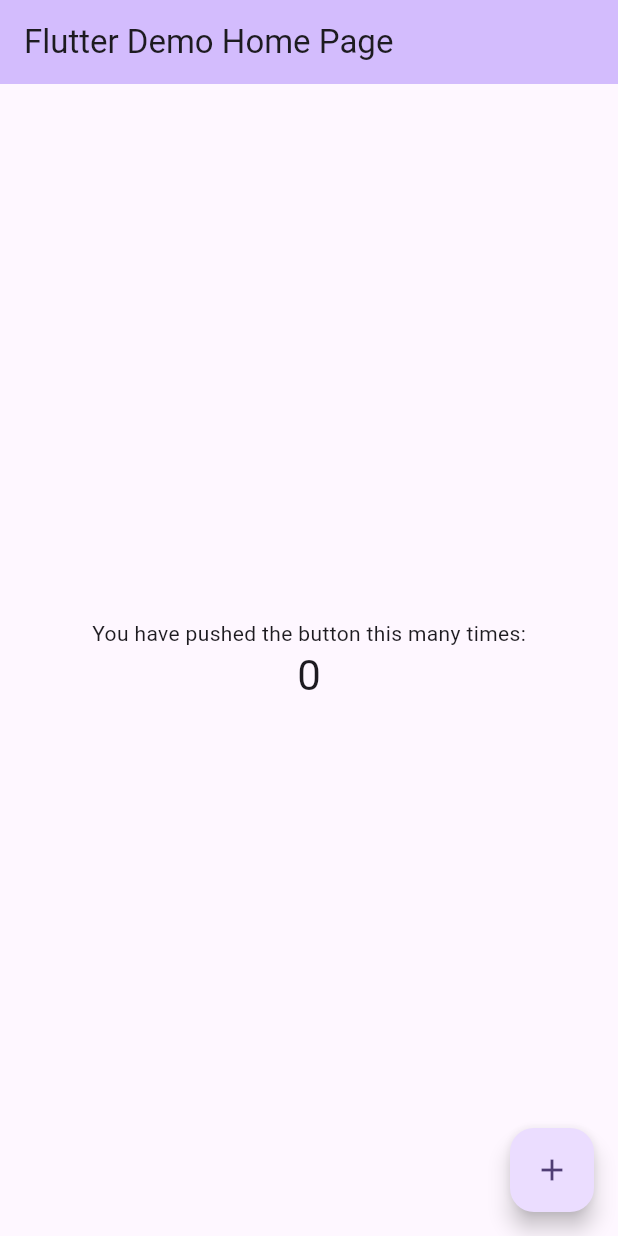
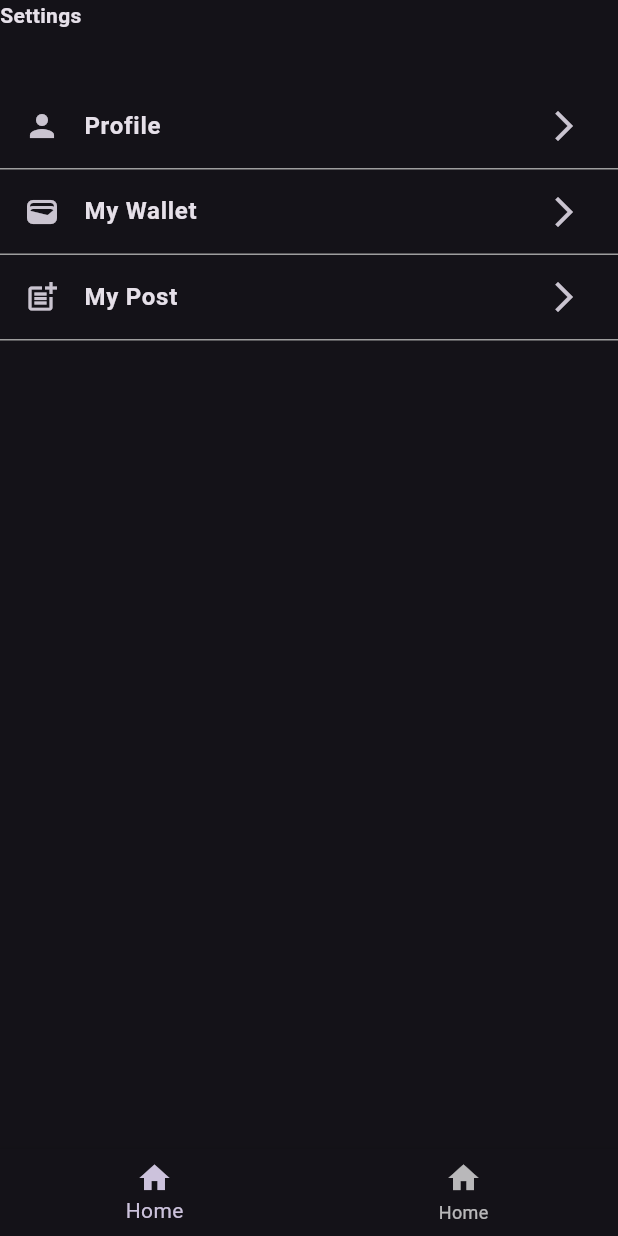
Before and after one commit to GasMobil/news_app, a Flutter app: the screen it shows after launch, on a phone screen of 412 x 824 dp. Run offline on Flutter 3.47's test engine with Material 3 defaults, Android fonts, the phone set to English and light mode, and no system bars.

Commit message:
19-02-2025 tarihli uygulama dersi

```diff
--- /dev/null
+++ b/lib/app/core/app_theme/app_theme.dart
@@ -0,0 +1,9 @@
+import 'package:flutter/material.dart';
+
+class AppTheme {
+  const AppTheme._();
+
+  static final ThemeData darkTheme = ThemeData.dark();
+
+  static final ThemeData lightTheme = ThemeData.light();
+}
--- /dev/null
+++ b/lib/app/features/settings/controller/settings_controller.dart
@@ -0,0 +1,9 @@
+import 'package:flutter/cupertino.dart';
+
+class SettingsController {
+  final TextEditingController _controller = TextEditingController();
+
+
+  TextEditingController get controller => _controller;
+
+}
--- /dev/null
+++ b/lib/app/features/settings/view/component/settings_list_tile.dart
@@ -0,0 +1,34 @@
+import 'package:flutter/material.dart';
+
+class SettingsListTile extends StatelessWidget {
+  const SettingsListTile(
+      {super.key, required this.title, required this.iconData, this.onTap});
+
+  final String title;
+  final IconData iconData;
+  final VoidCallback? onTap;
+
+  @override
+  Widget build(BuildContext context) {
+    return Container(
+      decoration: BoxDecoration(
+        border: Border(
+          bottom: BorderSide(color: Colors.grey),
+        ),
+      ),
+      child: ListTile(
+        onTap: onTap,
+        leading: Icon(
+          iconData,
+        ),
+        title: Text(
+          title,
+          style: TextStyle(
+            fontWeight: FontWeight.bold,
+          ),
+        ),
+        trailing: Icon(Icons.arrow_forward_ios),
+      ),
+    );
+  }
+}
--- /dev/null
+++ b/lib/app/features/settings/view/settings_view.dart
@@ -0,0 +1,80 @@
+import 'package:flutter/material.dart';
+import 'package:news_app/app/features/settings/controller/settings_controller.dart';
+import 'package:news_app/app/features/settings/view/component/settings_list_tile.dart';
+
+class SettingsView extends StatelessWidget {
+  SettingsView({super.key});
+
+  final SettingsController _settingsController = SettingsController();
+
+  final List<String> _titles = [
+    'Profile',
+    'My Wallet',
+    'My Post',
+  ];
+
+  final List<IconData> _iconDatas = [
+    Icons.person,
+    Icons.wallet,
+    Icons.post_add,
+  ];
+
+  @override
+  Widget build(BuildContext context) {
+    return Scaffold(
+        bottomNavigationBar: BottomNavigationBar(
+          items: [
+            BottomNavigationBarItem(
+                icon: Icon(
+                  Icons.home,
+                ),
+                label: 'Home'),
+            BottomNavigationBarItem(
+                icon: Icon(
+                  Icons.home,
+                ),
+                label: 'Home'),
+          ],
+        ),
+        appBar: _appBar(),
+        body: ListView.builder(
+          itemCount: _titles.length,
+          itemBuilder: (BuildContext context, int index) {
+            final title = _titles[index];
+            final iconData = _iconDatas[index];
+            return SettingsListTile(title: title, iconData: iconData);
+          },
+        ));
+  }
+
+  AppBar _appBar() {
+    return AppBar(
+      leadingWidth: 100,
+      leading: Text(
+        'Settings',
+        style: TextStyle(
+          fontWeight: FontWeight.bold,
+        ),
+      ),
+    );
+  }
+}
+
+/*
+ Column(
+        children: [
+          SettingsListTile(
+            title: 'Profile',
+            iconData: Icons.person,
+          ),
+          SettingsListTile(
+            title: 'My Wallet',
+            iconData: Icons.wallet,
+          ),
+          SettingsListTile(
+            title: 'My Post',
+            iconData: Icons.post_add,
+          ),
+        ],
+      ),
+ */
--- a/lib/main.dart
+++ b/lib/main.dart
@@ -1,6 +1,9 @@
 import 'package:flutter/material.dart';
+import 'package:news_app/app/core/app_theme/app_theme.dart';
+import 'package:news_app/app/features/settings/view/settings_view.dart';
 
 void main() {
+
   runApp(const MyApp());
 }
 
@@ -12,114 +15,8 @@ class MyApp extends StatelessWidget {
   Widget build(BuildContext context) {
     return MaterialApp(
       title: 'Flutter Demo',
-      theme: ThemeData(
-        // This is the theme of your application.
-        //
-        // TRY THIS: Try running your application with "flutter run". You'll see
-        // the application has a purple toolbar. Then, without quitting the app,
-        // try changing the seedColor in the colorScheme below to Colors.green
-        // and then invoke "hot reload" (save your changes or press the "hot
-        // reload" button in a Flutter-supported IDE, or press "r" if you used
-        // the command line to start the app).
-        //
-        // Notice that the counter didn't reset back to zero; the application
-        // state is not lost during the reload. To reset the state, use hot
-        // restart instead.
-        //
-        // This works for code too, not just values: Most code changes can be
-        // tested with just a hot reload.
-        colorScheme: ColorScheme.fromSeed(seedColor: Colors.deepPurple),
-        useMaterial3: true,
-      ),
-      home: const MyHomePage(title: 'Flutter Demo Home Page'),
+      theme: ThemeData.dark(),
+      home: SettingsView(),
     );
   }
 }
-
-class MyHomePage extends StatefulWidget {
-  const MyHomePage({super.key, required this.title});
-
-  // This widget is the home page of your application. It is stateful, meaning
-  // that it has a State object (defined below) that contains fields that affect
-  // how it looks.
-
-  // This class is the configuration for the state. It holds the values (in this
-  // case the title) provided by the parent (in this case the App widget) and
-  // used by the build method of the State. Fields in a Widget subclass are
-  // always marked "final".
-
-  final String title;
-
-  @override
-  State<MyHomePage> createState() => _MyHomePageState();
-}
-
-class _MyHomePageState extends State<MyHomePage> {
-  int _counter = 0;
-
-  void _incrementCounter() {
-    setState(() {
-      // This call to setState tells the Flutter framework that something has
-      // changed in this State, which causes it to rerun the build method below
-      // so that the display can reflect the updated values. If we changed
-      // _counter without calling setState(), then the build method would not be
-      // called again, and so nothing would appear to happen.
-      _counter++;
-    });
-  }
-
-  @override
-  Widget build(BuildContext context) {
-    // This method is rerun every time setState is called, for instance as done
-    // by the _incrementCounter method above.
-    //
-    // The Flutter framework has been optimized to make rerunning build methods
-    // fast, so that you can just rebuild anything that needs updating rather
-    // than having to individually change instances of widgets.
-    return Scaffold(
-      appBar: AppBar(
-        // TRY THIS: Try changing the color here to a specific color (to
-        // Colors.amber, perhaps?) and trigger a hot reload to see the AppBar
-        // change color while the other colors stay the same.
-        backgroundColor: Theme.of(context).colorScheme.inversePrimary,
-        // Here we take the value from the MyHomePage object that was created by
-        // the App.build method, and use it to set our appbar title.
-        title: Text(widget.title),
-      ),
-      body: Center(
-        // Center is a layout widget. It takes a single child and positions it
-        // in the middle of the parent.
-        child: Column(
-          // Column is also a layout widget. It takes a list of children and
-          // arranges them vertically. By default, it sizes itself to fit its
-          // children horizontally, and tries to be as tall as its parent.
-          //
-          // Column has various properties to control how it sizes itself and
-          // how it positions its children. Here we use mainAxisAlignment to
-          // center the children vertically; the main axis here is the vertical
-          // axis because Columns are vertical (the cross axis would be
-          // horizontal).
-          //
-          // TRY THIS: Invoke "debug painting" (choose the "Toggle Debug Paint"
-          // action in the IDE, or press "p" in the console), to see the
-          // wireframe for each widget.
-          mainAxisAlignment: MainAxisAlignment.center,
-          children: <Widget>[
-            const Text(
-              'You have pushed the button this many times:',
-            ),
-            Text(
-              '$_counter',
-              style: Theme.of(context).textTheme.headlineMedium,
-            ),
-          ],
-        ),
-      ),
-      floatingActionButton: FloatingActionButton(
-        onPressed: _incrementCounter,
-        tooltip: 'Increment',
-        child: const Icon(Icons.add),
-      ), // This trailing comma makes auto-formatting nicer for build methods.
-    );
-  }
-}
--- a/pubspec.yaml
+++ b/pubspec.yaml
@@ -34,6 +34,9 @@ dependencies:
   # The following adds the Cupertino Icons font to your application.
   # Use with the CupertinoIcons class for iOS style icons.
   cupertino_icons: ^1.0.8
+
+  persistent_bottom_nav_bar: ^6.2.1
+
 
 dev_dependencies:
   flutter_test:
```
Also changed, not shown: pubspec.lock.
